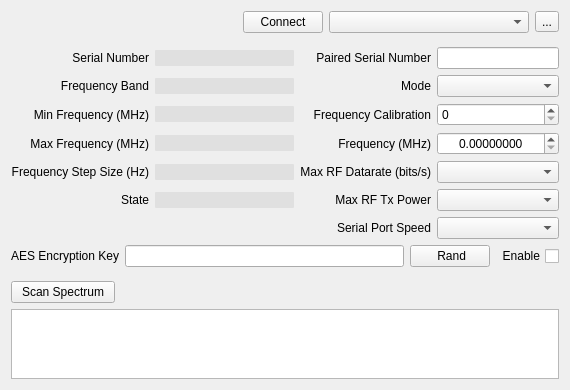
Qt form ground/src/plugins/pipxtreme/pipxtreme.ui (openpilot/OpenPilot) before a commit.
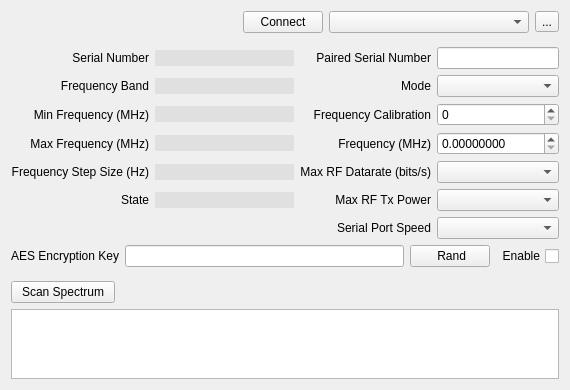
The same form after that commit.

Commit message: Fixed widget disabling/enabling when main telemetry connects/disconnects

Diff of the .ui file:
```diff
--- a/ground/src/plugins/pipxtreme/pipxtreme.ui
+++ b/ground/src/plugins/pipxtreme/pipxtreme.ui
@@ -474,7 +474,7 @@
         </size>
        </property>
        <property name="alignment">
-        <set>Qt::AlignCenter</set>
+        <set>Qt::AlignLeading|Qt::AlignLeft|Qt::AlignVCenter</set>
        </property>
        <property name="accelerated">
         <bool>true</bool>
```
Left out of the diff: 4 changed lines with no effect on the pictures. The commit also changes 2 other files.
